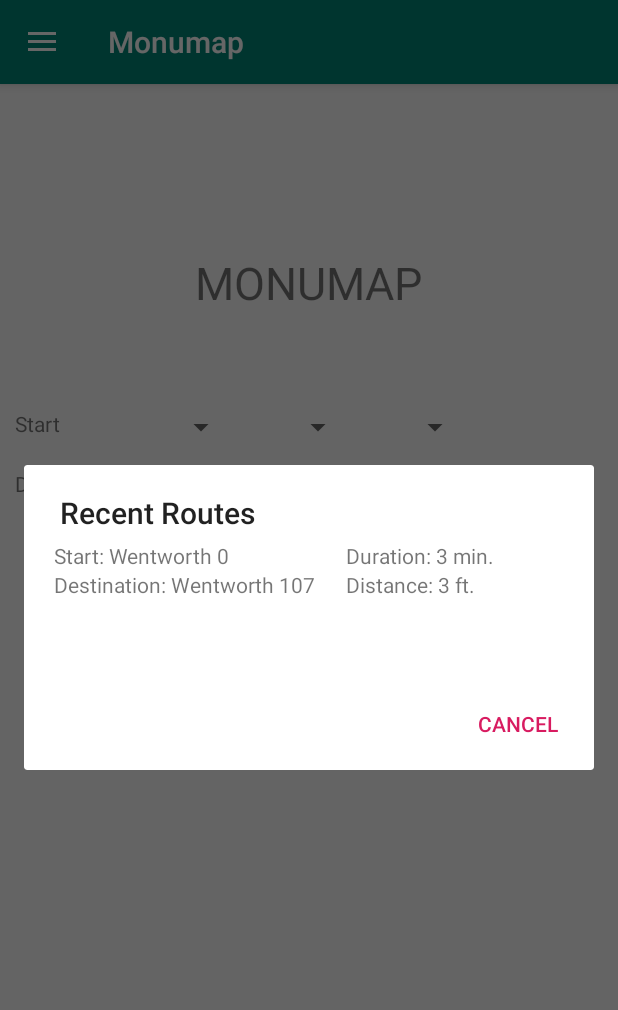
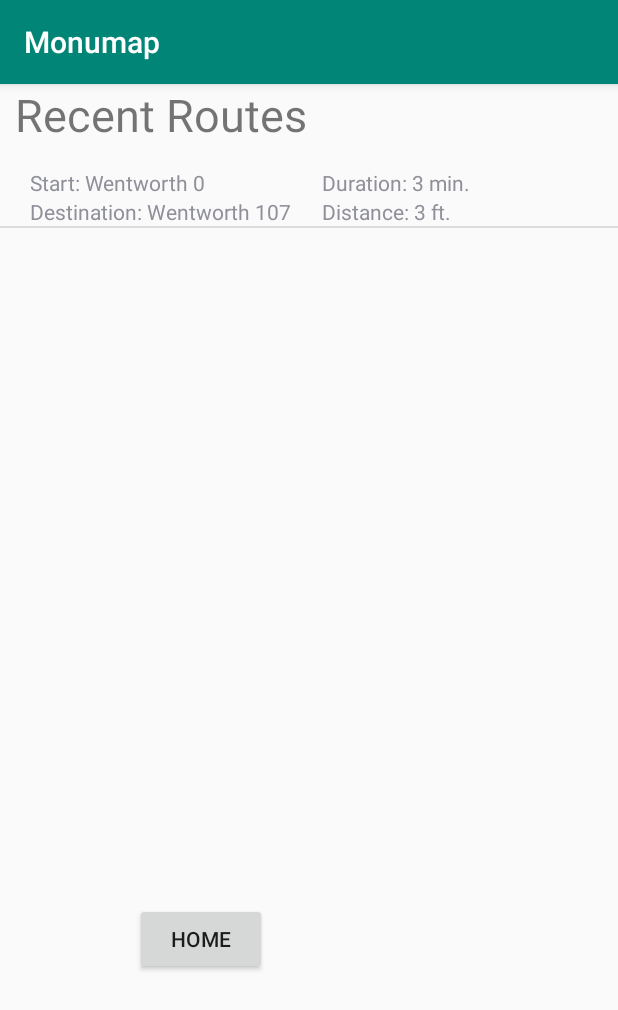
Before and after one commit to fossij/Monumap, an Android app: the screen it shows after launch (Home before the commit, RecentRoutes after it), in the side drawer, after a tap on "Recent Routes", on a phone screen of 412 x 824 dp. Shown: the top 1010 px of the screen. Run offline under Robolectric (Android 15) with nearby library versions, the phone set to English and light mode, and no system bars.

Commit message:
Created recent routes as activity- scrapped dialog

```diff
--- a/app/src/main/java/edu/wit/mobileapp/monumap/Dialogs/RecentRoutes.java
+++ /dev/null
@@ -1,75 +0,0 @@
-package edu.wit.mobileapp.monumap.Dialogs;
-
-import android.app.AlertDialog;
-import android.app.Dialog;
-import android.content.DialogInterface;
-import android.os.Bundle;
-import android.support.v4.app.DialogFragment;
-import android.util.Log;
-import android.view.LayoutInflater;
-import android.view.View;
-import android.view.ViewGroup;
-import android.widget.AdapterView;
-import android.widget.ArrayAdapter;
-import android.widget.ListView;
-import android.widget.TextView;
-import android.widget.Toast;
-
-import java.util.ArrayList;
-
-import edu.wit.mobileapp.monumap.Adapters.RecentRoutesListAdapter;
-import edu.wit.mobileapp.monumap.Entities.Route;
-import edu.wit.mobileapp.monumap.R;
-
-public class RecentRoutes extends DialogFragment {
-    private ArrayList<Route> recentRoutes;
-    private int numRoutes;
-    private Route selectedRoute;
-
-
-    public void setRecentRoutes(ArrayList<Route> recentRoutes, int numRoutes) {
-        this.recentRoutes = recentRoutes;
-        this.numRoutes = numRoutes;
-    }
-
-    @Override
-    public Dialog onCreateDialog(final Bundle savedInstanceState) {
-        final AlertDialog.Builder builder = new AlertDialog.Builder(getActivity());
-        LayoutInflater inflater = requireActivity().getLayoutInflater();
-        View view = inflater.inflate(R.layout.fragment_recent_routes, null);
-
-        // set initial builder values
-        builder.setTitle(getString(R.string.recent_routes_title))
-                .setNegativeButton(getString(R.string.recent_routes_cancel), null)
-                .setView(view);
-
-        // check empty
-        if(!recentRoutes.isEmpty()) {
-            // remove text view
-            TextView textView = view.findViewById(R.id.no_recent_routes_text);
-            textView.setVisibility(View.GONE);
-
-            // store only desired number of recent routes
-            ArrayList<Route> tmpRecentRoutes = new ArrayList<>();
-            if(numRoutes > recentRoutes.size()) {
-                numRoutes = recentRoutes.size();
-            }
-            for(int i = 0; i < numRoutes; i++) {
-                tmpRecentRoutes.add(recentRoutes.get(i));
-            }
-
-            // create list adapter for updated list
-            final RecentRoutesListAdapter adapter = new RecentRoutesListAdapter(getActivity(), R.id.recent_routes_list, tmpRecentRoutes);
-            builder.setAdapter(adapter, new DialogInterface.OnClickListener() {
-                @Override
-                public void onClick(DialogInterface dialogInterface, int i) {
-                    selectedRoute = adapter.getItem(i);
-                    // either calculate route or figure out how to hold onto value and not close dialog...
-                    Toast.makeText(getActivity(), "Calculating route " + selectedRoute.getStart().getLocationName(), Toast.LENGTH_LONG).show();
-                }
-            });
-        }
-
-        return builder.create();
-    }
-}
--- a/app/src/main/java/edu/wit/mobileapp/monumap/Dialogs/Settings.java
+++ b/app/src/main/java/edu/wit/mobileapp/monumap/Dialogs/Settings.java
@@ -17,7 +17,7 @@ import edu.wit.mobileapp.monumap.R;
 
 public class Settings extends DialogFragment {
     private SharedPreferences sharedPreferences;
-    private final Integer[] recentRoutesOptions = new Integer[]{1,2,3,4,5};
+    private final Integer[] recentRoutesOptions = new Integer[]{1,2,3,4,5,10,20};
 
     public void setSharedPreferences(SharedPreferences sharedPreferences) {
         this.sharedPreferences = sharedPreferences;
--- a/app/src/main/java/edu/wit/mobileapp/monumap/Home.java
+++ b/app/src/main/java/edu/wit/mobileapp/monumap/Home.java
@@ -1,7 +1,6 @@
 package edu.wit.mobileapp.monumap;
 
 import android.content.Context;
-import android.content.DialogInterface;
 import android.content.Intent;
 import android.content.SharedPreferences;
 import android.support.annotation.NonNull;
@@ -9,22 +8,15 @@ import android.support.design.widget.NavigationView;
 import android.support.v4.view.GravityCompat;
 import android.support.v4.widget.DrawerLayout;
 import android.support.v7.app.ActionBarDrawerToggle;
-import android.support.v7.app.AlertDialog;
 import android.support.v7.app.AppCompatActivity;
 import android.os.Bundle;
 import android.support.v7.widget.Toolbar;
-import android.view.LayoutInflater;
 import android.view.MenuItem;
 import android.view.View;
-import android.widget.ArrayAdapter;
 import android.widget.Button;
-import android.widget.TextView;
-import android.widget.Toast;
 
 import java.util.ArrayList;
 
-import edu.wit.mobileapp.monumap.Adapters.RecentRoutesListAdapter;
-import edu.wit.mobileapp.monumap.Dialogs.RecentRoutes;
 import edu.wit.mobileapp.monumap.Dialogs.Settings;
 import edu.wit.mobileapp.monumap.Entities.Direction;
 import edu.wit.mobileapp.monumap.Entities.Instruction;
@@ -104,11 +96,11 @@ public class Home extends AppCompatActivity implements NavigationView.OnNavigati
                 break;
             case R.id.nav_recent_routes:
                 ArrayList<Route> recentRoutesList = createTestRoutes();
-                int numRoutes = sharedPreferences.getInt(getString(R.string.sp_recentRoutesNumber), 1);
-                RecentRoutes recentRoutes = new RecentRoutes();
-                recentRoutes.setRecentRoutes(recentRoutesList, numRoutes);
-                recentRoutes.show(this.getSupportFragmentManager(), "RecentRoutesDialog");
-                drawerLayout.closeDrawer(GravityCompat.START);
+                Intent i = new Intent(Home.this, RecentRoutes.class);
+                Bundle bundle = new Bundle();
+                bundle.putSerializable("recentRoutesList", recentRoutesList);
+                i.putExtras(bundle);
+                startActivity(i);
                 break;
             default:
                 return false;
@@ -133,7 +125,7 @@ public class Home extends AppCompatActivity implements NavigationView.OnNavigati
 
     private ArrayList<Route> createTestRoutes() {
         ArrayList<Route> res = new ArrayList<>();
-        for(int i = 0; i < 4; i++) {
+        for(int i = 0; i < 14; i++) {
             Location start = new Location("Wentworth", 1, i);
             Location destination = new Location("Wentworth", 1, 107);
             ArrayList<Instruction> instructions = new ArrayList<>();
--- /dev/null
+++ b/app/src/main/java/edu/wit/mobileapp/monumap/RecentRoutes.java
@@ -0,0 +1,77 @@
+package edu.wit.mobileapp.monumap;
+
+import android.content.Context;
+import android.content.Intent;
+import android.content.SharedPreferences;
+import android.support.v7.app.AppCompatActivity;
+import android.os.Bundle;
+import android.view.View;
+import android.widget.AdapterView;
+import android.widget.Button;
+import android.widget.ListView;
+
+import java.util.ArrayList;
+
+import edu.wit.mobileapp.monumap.Adapters.RecentRoutesListAdapter;
+import edu.wit.mobileapp.monumap.Entities.Route;
+
+public class RecentRoutes extends AppCompatActivity {
+    private Route selectedRoute;
+
+    @Override
+    protected void onCreate(Bundle savedInstanceState) {
+        super.onCreate(savedInstanceState);
+        setContentView(R.layout.activity_recent_routes);
+
+        // take in list and initialize
+        ArrayList<Route> tmpRecentRoutesList = (ArrayList<Route>) getIntent().getSerializableExtra("recentRoutesList");
+        ArrayList<Route> recentRoutesList = new ArrayList<>();
+
+        // created shared preferences
+        SharedPreferences sharedPreferences = getSharedPreferences(getString(R.string.preferences), Context.MODE_PRIVATE);
+        int numRoutes = sharedPreferences.getInt(getString(R.string.sp_recentRoutesNumber), 1);
+        if(numRoutes > tmpRecentRoutesList.size()) {
+            numRoutes = tmpRecentRoutesList.size();
+        }
+        for(int i = 0; i < numRoutes; i++) {
+            recentRoutesList.add(tmpRecentRoutesList.get(i));
+        }
+
+        // set home button listener
+        Button homeButton = findViewById(R.id.recent_routes_home);
+        homeButton.setOnClickListener(new View.OnClickListener() {
+            @Override
+            public void onClick(View view) {
+                Intent i = new Intent(RecentRoutes.this, Home.class);
+                startActivity(i);
+            }
+        });
+
+        // set calculate route button listener
+        final Button calculateButton = findViewById(R.id.recent_routes_calculate_route);
+        calculateButton.setOnClickListener(new View.OnClickListener() {
+            @Override
+            public void onClick(View view) {
+                // add route to top of recent routes
+
+                Intent i = new Intent(RecentRoutes.this, Instructions.class);
+                Bundle bundle = new Bundle();
+                bundle.putSerializable("currentRoute", selectedRoute);
+                i.putExtras(bundle);
+                startActivity(i);
+            }
+        });
+
+        // set adapter
+        final RecentRoutesListAdapter adapter = new RecentRoutesListAdapter(getApplicationContext(), 0, recentRoutesList);
+        ListView recentRoutesListView = findViewById(R.id.recent_routes_list);
+        recentRoutesListView.setAdapter(adapter);
+        recentRoutesListView.setOnItemClickListener(new AdapterView.OnItemClickListener() {
+            @Override
+            public void onItemClick(AdapterView<?> adapterView, View view, int i, long l) {
+                selectedRoute = adapter.getItem(i);
+                calculateButton.setVisibility(View.VISIBLE);
+            }
+        });
+    }
+}
--- /dev/null
+++ b/app/src/main/res/layout/activity_recent_routes.xml
@@ -0,0 +1,53 @@
+<?xml version="1.0" encoding="utf-8"?>
+<LinearLayout xmlns:android="http://schemas.android.com/apk/res/android"
+    xmlns:app="http://schemas.android.com/apk/res-auto"
+    xmlns:tools="http://schemas.android.com/tools"
+    android:layout_width="match_parent"
+    android:layout_height="match_parent"
+    android:orientation="vertical"
+    tools:context=".RecentRoutes">
+
+    <LinearLayout
+        android:layout_width="match_parent"
+        android:layout_height="wrap_content"
+        android:orientation="horizontal">
+
+        <TextView
+            android:text="@string/recent_routes_title"
+            android:textSize="30sp"
+            android:layout_marginStart="10dp"
+            android:layout_width="wrap_content"
+            android:layout_height="wrap_content" />
+    </LinearLayout>
+
+    <ListView
+        android:id="@+id/recent_routes_list"
+        android:layout_width="match_parent"
+        android:layout_height="485dp"
+        android:layout_marginTop="10dp"
+        android:choiceMode="singleChoice"
+        android:listSelector="@android:color/darker_gray"/>
+
+    <LinearLayout
+        android:layout_width="match_parent"
+        android:layout_height="wrap_content"
+        android:layout_marginTop="10dp"
+        android:orientation="horizontal">
+
+        <Button
+            android:id="@+id/recent_routes_home"
+            android:text="@string/recent_routes_home_btn_text"
+            android:layout_width="wrap_content"
+            android:layout_height="wrap_content"
+            android:layout_marginStart="90dp"/>
+
+        <Button
+            android:id="@+id/recent_routes_calculate_route"
+            android:text="@string/recent_routes_calc_btn_text"
+            android:visibility="gone"
+            android:layout_width="wrap_content"
+            android:layout_height="wrap_content"
+            android:layout_marginStart="30dp"/>
+    </LinearLayout>
+
+</LinearLayout>
--- a/app/src/main/res/layout/fragment_recent_routes.xml
+++ /dev/null
@@ -1,29 +0,0 @@
-<?xml version="1.0" encoding="utf-8"?>
-<FrameLayout xmlns:android="http://schemas.android.com/apk/res/android"
-    xmlns:tools="http://schemas.android.com/tools"
-    android:layout_width="match_parent"
-    android:layout_height="match_parent"
-    tools:context=".Dialogs.RecentRoutes">
-
-    <LinearLayout
-        android:layout_width="match_parent"
-        android:layout_height="match_parent"
-        android:orientation="vertical">
-
-        <TextView
-            android:text="@string/recent_routes_no_routes_text"
-            android:id="@+id/no_recent_routes_text"
-            android:layout_width="wrap_content"
-            android:layout_height="wrap_content"
-            android:layout_marginStart="25dp"
-            android:layout_marginTop="5dp" />
-
-
-        <ListView
-            android:id="@+id/recent_routes_list"
-            android:layout_width="match_parent"
-            android:layout_height="wrap_content" />
-
-    </LinearLayout>
-
-</FrameLayout>
--- a/app/src/main/res/values/strings.xml
+++ b/app/src/main/res/values/strings.xml
@@ -41,8 +41,6 @@
     <string name="sp_textToSpeechEnabled">textToSpeechEnabled</string>
     <string name="nav_recent_routes_text">Recent Routes</string>
     <string name="recent_routes_title">Recent Routes</string>
-    <string name="recent_routes_calculate">Calculate</string>
-    <string name="recent_routes_cancel">Cancel</string>
     <string name="recent_routes_no_routes_text">You have no recent routes.</string>
     <string name="settings_recent_routes_text">Number of recent routes</string>
     <string name="sp_recentRoutesPosition">recentRoutesPosition</string>
@@ -51,4 +49,6 @@
     <string name="recent_routes_destination_location"><![CDATA[Destination: %1$s]]></string>
     <string name="recent_routes_duration"><![CDATA[Duration: %1$d min.]]></string>
     <string name="recent_routes_distance"><![CDATA[Distance: %1$d ft.]]></string>
+    <string name="recent_routes_home_btn_text">Home</string>
+    <string name="recent_routes_calc_btn_text">Calculate Route</string>
 </resources>
```
Also changed, not shown: app/src/main/AndroidManifest.xml (+6 -4 lines).
